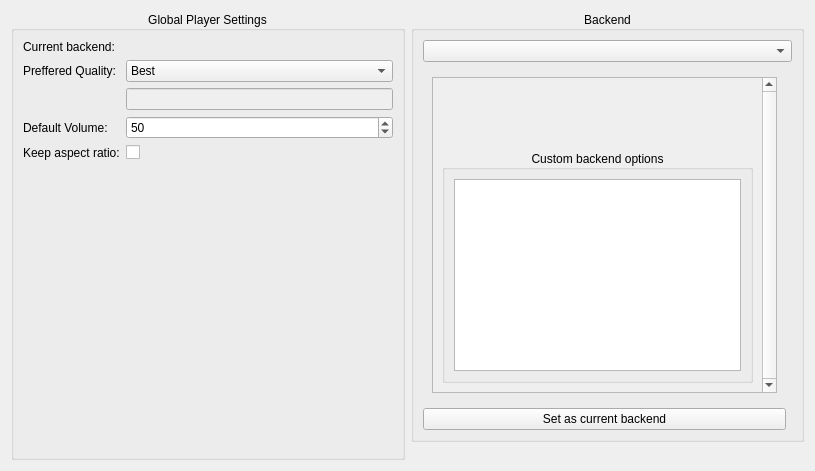
The window that AYAYA/settings/playersettings.ui (jkbz64/AYAYA) describes before a commit, drawn with Qt 5.
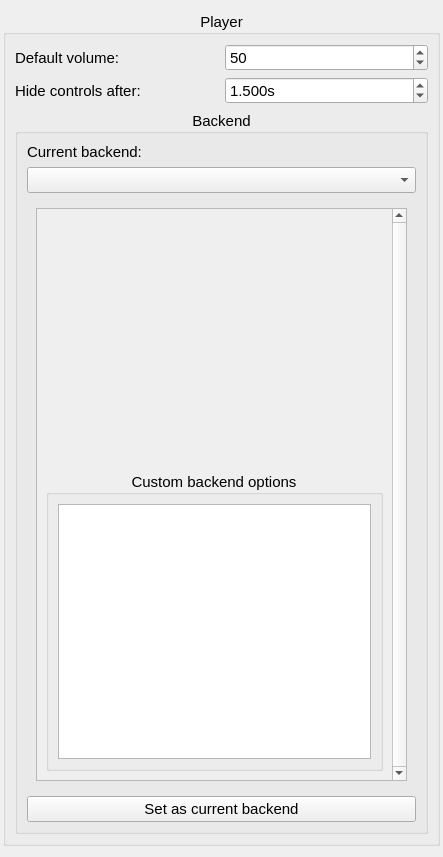
The same window after the commit. The open tabs and pages were chosen to show the change.

Commit message: A big one.... Revamped browser, added animations, added better options system, splitted player and extractor settings and added downloading dialog for youtube-dl.

```diff
--- a/AYAYA/settings/playersettings.ui
+++ b/AYAYA/settings/playersettings.ui
@@ -6,154 +6,61 @@
    <rect>
     <x>0</x>
     <y>0</y>
-    <width>815</width>
-    <height>471</height>
+    <width>443</width>
+    <height>857</height>
    </rect>
   </property>
+  <property name="font">
+   <font>
+    <pointsize>11</pointsize>
+   </font>
+  </property>
   <property name="windowTitle">
    <string>Form</string>
   </property>
   <layout class="QGridLayout" name="gridLayout">
-   <item row="0" column="0" rowspan="4">
-    <widget class="QGroupBox" name="m_globalPlayerGroupBox">
+   <property name="leftMargin">
+    <number>3</number>
+   </property>
+   <property name="rightMargin">
+    <number>3</number>
+   </property>
+   <item row="0" column="0" colspan="2">
+    <widget class="QGroupBox" name="m_playerGroupBox">
      <property name="title">
-      <string>Global Player Settings</string>
+      <string>Player</string>
      </property>
      <property name="alignment">
       <set>Qt::AlignCenter</set>
      </property>
-     <layout class="QGridLayout" name="gridLayout_5">
-      <item row="4" column="0">
-       <widget class="QLabel" name="m_keepAspectRatioLabel">
-        <property name="text">
-         <string>Keep aspect ratio:</string>
-        </property>
-       </widget>
-      </item>
-      <item row="1" column="1">
-       <widget class="QComboBox" name="m_prefferedQualityComboBox">
-        <item>
-         <property name="text">
-          <string>Best</string>
-         </property>
-        </item>
-        <item>
-         <property name="text">
-          <string>160p</string>
-         </property>
-        </item>
-        <item>
-         <property name="text">
-          <string>360p</string>
-         </property>
-        </item>
-        <item>
-         <property name="text">
-          <string>480p</string>
-         </property>
-        </item>
-        <item>
-         <property name="text">
-          <string>720p</string>
-         </property>
-        </item>
-        <item>
-         <property name="text">
-          <string>720p60</string>
-         </property>
-        </item>
-        <item>
-         <property name="text">
-          <string>1080p</string>
-         </property>
-        </item>
-        <item>
-         <property name="text">
-          <string>1080p60</string>
-         </property>
-        </item>
-        <item>
-         <property name="text">
-          <string>Custom</string>
-         </property>
-        </item>
-       </widget>
-      </item>
-      <item row="0" column="1">
-       <widget class="QLabel" name="m_backendLabel">
-        <property name="text">
-         <string/>
-        </property>
-        <property name="alignment">
-         <set>Qt::AlignCenter</set>
-        </property>
-       </widget>
-      </item>
-      <item row="3" column="0">
-       <widget class="QLabel" name="m_defaultVolumeLabel">
-        <property name="text">
-         <string>Default Volume:</string>
-        </property>
-       </widget>
-      </item>
+     <layout class="QGridLayout" name="gridLayout_6">
       <item row="1" column="0">
-       <widget class="QLabel" name="m_prefferedQualityLabel">
+       <widget class="QLabel" name="m_hideControlsLabel">
         <property name="text">
-         <string>Preffered Quality:</string>
+         <string>Hide controls after:</string>
         </property>
        </widget>
       </item>
-      <item row="4" column="1">
-       <widget class="QCheckBox" name="m_keepAspectRatioCheckBox">
-        <property name="text">
-         <string/>
+      <item row="1" column="1">
+       <widget class="QDoubleSpinBox" name="m_hideControlsSpinBox">
+        <property name="suffix">
+         <string>s</string>
         </property>
-        <property name="tristate">
-         <bool>false</bool>
+        <property name="decimals">
+         <number>3</number>
         </property>
-       </widget>
-      </item>
-      <item row="5" column="0" colspan="2">
-       <spacer name="verticalSpacer_3">
-        <property name="orientation">
-         <enum>Qt::Vertical</enum>
-        </property>
-        <property name="sizeHint" stdset="0">
-         <size>
-          <width>278</width>
-          <height>379</height>
-         </size>
-        </property>
-       </spacer>
-      </item>
-      <item row="0" column="0">
-       <widget class="QLabel" name="m_currentBackendLabel">
-        <property name="text">
-         <string>Current backend:</string>
-        </property>
-       </widget>
-      </item>
-      <item row="3" column="1">
-       <widget class="QSpinBox" name="m_defaultVolumeSpinBox">
         <property name="maximum">
-         <number>100</number>
+         <double>100.000000000000000</double>
+        </property>
+        <property name="singleStep">
+         <double>0.100000000000000</double>
         </property>
         <property name="value">
-         <number>50</number>
+         <double>1.500000000000000</double>
         </property>
        </widget>
       </item>
-      <item row="2" column="1">
-       <widget class="QLineEdit" name="m_customPrefferedQualityLineEdit">
-        <property name="enabled">
-         <bool>false</bool>
-        </property>
-       </widget>
-      </item>
-     </layout>
-    </widget>
-   </item>
-   <item row="0" column="1">
+      <item row="2" column="0" colspan="2">
     <widget class="QGroupBox" name="m_backendGroupBox">
      <property name="title">
       <string>Backend</string>
@@ -161,8 +68,11 @@
      <property name="alignment">
       <set>Qt::AlignCenter</set>
      </property>
-     <layout class="QGridLayout" name="gridLayout_2">
-      <item row="1" column="1">
+        <layout class="QGridLayout" name="gridLayout_5">
+         <item row="6" column="0" colspan="2">
+          <widget class="QComboBox" name="m_backendComboBox"/>
+         </item>
+         <item row="8" column="0" colspan="2">
        <widget class="QStackedWidget" name="m_specificStackedWidget">
         <property name="currentIndex">
          <number>0</number>
@@ -171,9 +81,27 @@
          <layout class="QGridLayout" name="gridLayout_8"/>
         </widget>
         <widget class="QWidget" name="m_mpvSpecificWidget">
+            <property name="sizePolicy">
+             <sizepolicy hsizetype="Preferred" vsizetype="Preferred">
+              <horstretch>0</horstretch>
+              <verstretch>0</verstretch>
+             </sizepolicy>
+            </property>
+            <property name="minimumSize">
+             <size>
+              <width>0</width>
+              <height>300</height>
+             </size>
+            </property>
          <layout class="QGridLayout" name="gridLayout_11">
           <item row="0" column="0">
            <widget class="QScrollArea" name="m_mpvOptionsArea">
+               <property name="sizePolicy">
+                <sizepolicy hsizetype="Expanding" vsizetype="Expanding">
+                 <horstretch>0</horstretch>
+                 <verstretch>0</verstretch>
+                </sizepolicy>
+               </property>
             <property name="verticalScrollBarPolicy">
              <enum>Qt::ScrollBarAlwaysOn</enum>
             </property>
@@ -191,8 +119,8 @@
               <rect>
                <x>0</x>
                <y>0</y>
-               <width>314</width>
-               <height>292</height>
+                  <width>355</width>
+                  <height>561</height>
               </rect>
              </property>
              <layout class="QGridLayout" name="gridLayout_4">
@@ -211,6 +139,18 @@
               </item>
               <item row="1" column="0">
                <widget class="QGroupBox" name="m_customBackendGroupBox_2">
+                   <property name="sizePolicy">
+                    <sizepolicy hsizetype="Preferred" vsizetype="Minimum">
+                     <horstretch>0</horstretch>
+                     <verstretch>0</verstretch>
+                    </sizepolicy>
+                   </property>
+                   <property name="minimumSize">
+                    <size>
+                     <width>0</width>
+                     <height>300</height>
+                    </size>
+                   </property>
                 <property name="title">
                  <string>Custom backend options</string>
                 </property>
@@ -321,13 +261,47 @@
         </widget>
        </widget>
       </item>
-      <item row="0" column="1" colspan="2">
-       <widget class="QComboBox" name="m_backendComboBox"/>
-      </item>
-      <item row="2" column="1">
+         <item row="9" column="0" colspan="2">
        <widget class="QPushButton" name="m_setCurrentBackendButton">
         <property name="text">
          <string>Set as current backend</string>
+           </property>
+          </widget>
+         </item>
+         <item row="5" column="0">
+          <widget class="QLabel" name="m_currentBackendLabel">
+           <property name="text">
+            <string>Current backend:</string>
+           </property>
+          </widget>
+         </item>
+         <item row="5" column="1">
+          <widget class="QLabel" name="m_backendLabel">
+           <property name="text">
+            <string/>
+           </property>
+           <property name="alignment">
+            <set>Qt::AlignCenter</set>
+           </property>
+          </widget>
+         </item>
+        </layout>
+       </widget>
+      </item>
+      <item row="0" column="1">
+       <widget class="QSpinBox" name="m_defaultVolumeSpinBox">
+        <property name="maximum">
+         <number>100</number>
+        </property>
+        <property name="value">
+         <number>50</number>
+        </property>
+       </widget>
+      </item>
+      <item row="0" column="0">
+       <widget class="QLabel" name="m_defaultVolumeLabel">
+        <property name="text">
+         <string>Default volume:</string>
         </property>
        </widget>
       </item>
```
Left out of the diff: 24 changed lines with no effect on the pictures. Lines whose indentation alone changed are shown as unchanged. The commit also changes 43 other files.
